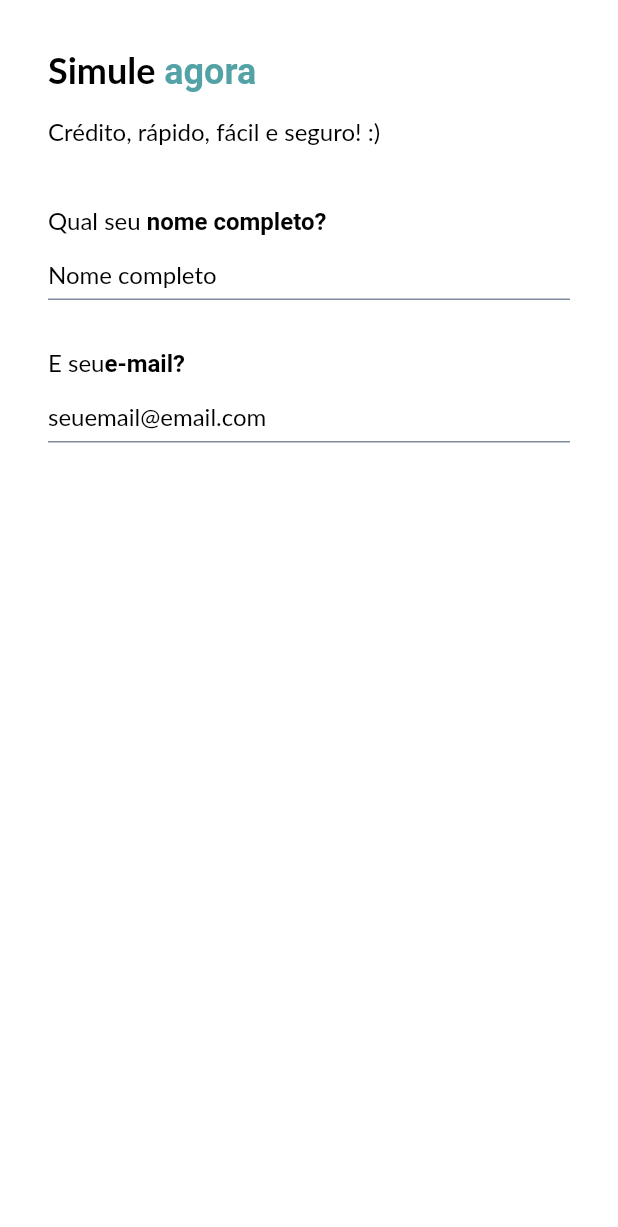
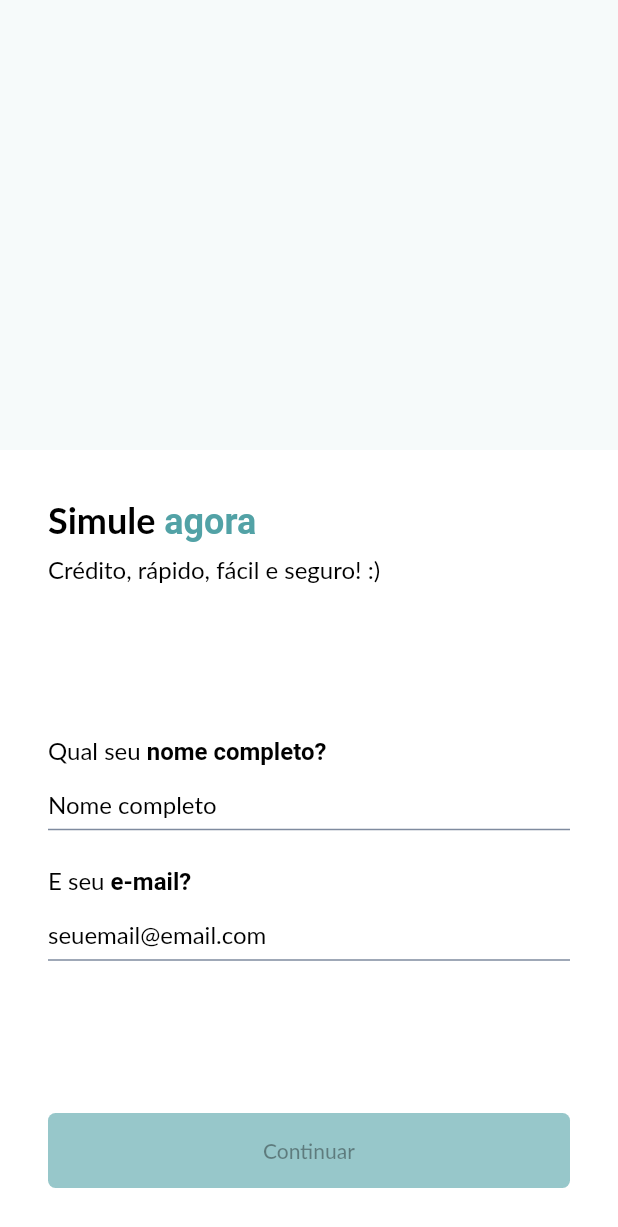
Before and after one commit to viniciusmiquelao/credit_simulation, a Flutter app: the screen it shows after launch, on a phone screen of 412 x 824 dp. Shown: the top 1227 px of the screen. Run offline on Flutter 3.47's test engine with Material 2 defaults, Android fonts, the phone set to English and light mode, and no system bars; our stand-ins replace dio, get; Roboto replaces fonts that are missing (Lato); statements that could not run were skipped.

Commit message:
Integrate Personal Data Credit with controller

```diff
--- a/lib/app/ui/pages/credit_simulation/personal_data_credit_simulation_page.dart
+++ b/lib/app/ui/pages/credit_simulation/personal_data_credit_simulation_page.dart
@@ -1,7 +1,15 @@
 import 'package:credit_simulation/app/configs/constants/spacements.dart';
 import 'package:credit_simulation/app/configs/theme/custom_theme.dart';
+import 'package:credit_simulation/app/configs/validators/validate_full_name.dart';
+import 'package:credit_simulation/app/configs/validators/validator_email.dart';
+import 'package:credit_simulation/app/controllers/credit_simulation/credit_simulation_controller.dart';
+import 'package:credit_simulation/app/routes/routes.dart';
+import 'package:credit_simulation/app/ui/components/base_button.dart';
+import 'package:credit_simulation/app/ui/components/safe_scroll_view.dart';
 import 'package:flutter/material.dart';
+import 'package:get/get.dart';
 
+import '../../../data/providers/dependences_injector/index.dart';
 import '../../components/text_field_with_title.dart';
 
 class PersonalDataCreditSimulationPage extends StatefulWidget {
@@ -14,13 +22,30 @@ class PersonalDataCreditSimulationPage extends StatefulWidget {
 
 class _PersonalDataCreditSimulationPageState
     extends State<PersonalDataCreditSimulationPage> {
+  final _controller = DependencesInjector.get<CreditSimulationController>();
+
   @override
   Widget build(BuildContext context) {
     return Scaffold(
-      body: SafeArea(
+      body: SafeScrollView(
+        child: Center(
+          child: Column(
+            mainAxisSize: MainAxisSize.max,
+            children: [
+              Container(
+                height: 300,
+                color:
+                    CustomTheme.of(context).colors!.primary!.withOpacity(.05),
+              ),
+              Flexible(
                 child: Padding(
                   padding: const EdgeInsets.all(Spacements.L),
                   child: Column(
+                    mainAxisSize: MainAxisSize.max,
+                    crossAxisAlignment: CrossAxisAlignment.start,
+                    mainAxisAlignment: MainAxisAlignment.spaceBetween,
+                    children: [
+                      Column(
                         crossAxisAlignment: CrossAxisAlignment.start,
                         children: [
                           Text.rich(
@@ -31,26 +56,51 @@ class _PersonalDataCreditSimulationPageState
                                 TextSpan(
                                   text: 'agora',
                                   style: TextStyle(
-                        color: CustomTheme.of(context).colors?.primary,
+                                    color:
+                                        CustomTheme.of(context).colors?.primary,
                                   ),
                                 ),
                               ],
                             ),
                           ),
-              const SizedBox(height: Spacements.S),
+                          const SizedBox(height: Spacements.XS),
                           const Text('Crédito, rápido, fácil e seguro! :)'),
+                        ],
+                      ),
                       const SizedBox(height: Spacements.XL),
+                      Column(
+                        crossAxisAlignment: CrossAxisAlignment.start,
+                        children: [
                           TextFieldWithTitle(
                             title: 'Qual seu ',
                             titleBold: 'nome completo?',
+                            onChanged: (e) => _controller.fullName.value = e,
+                            validator: validateFullName,
                             hintText: 'Nome completo',
                           ),
-              const SizedBox(height: Spacements.L),
+                          const SizedBox(height: Spacements.M),
                           TextFieldWithTitle(
-                title: 'E seu',
+                            title: 'E seu ',
                             titleBold: 'e-mail?',
+                            onChanged: (e) => _controller.email.value = e,
+                            validator: validateEmail,
                             hintText: 'seuemail@email.com',
+                          ),
+                        ],
+                      ),
+                      const SizedBox(height: Spacements.XL),
+                      Obx(
+                        () => SafeArea(
+                          child: BaseButton(
+                            text: 'Continuar',
+                            onPressed: _controller.goToSteps,
+                          ),
+                        ),
                       )
+                    ],
+                  ),
+                ),
+              ),
             ],
           ),
         ),
```
Lines whose indentation alone changed are shown as unchanged.
